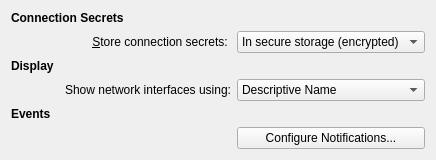
Above: settings/config/othersettings.ui from netrunner-debian-kde-extras/networkmanagement before the change. Below: the same form after it.
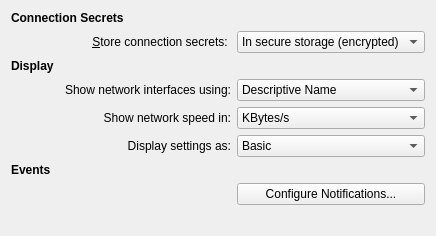
That is the form after the change.

```diff
--- a/settings/config/othersettings.ui
+++ b/settings/config/othersettings.ui
@@ -7,7 +7,7 @@
     <x>0</x>
     <y>0</y>
     <width>436</width>
-    <height>148</height>
+    <height>180</height>
    </rect>
   </property>
   <layout class="QGridLayout" name="gridLayout">
@@ -94,21 +94,45 @@
      </item>
     </widget>
    </item>
-   <item row="4" column="0">
+   <item row="4" column="0" colspan="2">
+    <widget class="QLabel" name="networkSpeedLabel">
+     <property name="text">
+      <string>Show network speed in:</string>
+     </property>
+     <property name="alignment">
+      <set>Qt::AlignRight|Qt::AlignTrailing|Qt::AlignVCenter</set>
+     </property>
+    </widget>
+   </item>
+   <item row="4" column="2">
+    <widget class="QComboBox" name="kcfg_NetworkSpeedUnit">
+     <item>
+      <property name="text">
+       <string>KBytes/s</string>
+      </property>
+     </item>
+     <item>
+      <property name="text">
+       <string>KBits/s</string>
+      </property>
+     </item>
+    </widget>
+   </item>
+   <item row="6" column="0">
     <widget class="QLabel" name="label_5">
      <property name="text">
       <string>&lt;b&gt;Events&lt;/b&gt;</string>
      </property>
     </widget>
    </item>
-   <item row="5" column="2">
+   <item row="7" column="2">
     <widget class="QPushButton" name="notificationsButton">
      <property name="text">
       <string>Configure Notifications...</string>
      </property>
     </widget>
    </item>
-   <item row="6" column="1">
+   <item row="8" column="1">
     <spacer name="verticalSpacer">
      <property name="orientation">
       <enum>Qt::Vertical</enum>
@@ -121,6 +145,33 @@
      </property>
     </spacer>
    </item>
+   <item row="9" column="0">
+    <widget class="QLabel" name="lblVersion"/>
+   </item>
+   <item row="5" column="0" colspan="2">
+    <widget class="QLabel" name="label">
+     <property name="text">
+      <string>Display settings as:</string>
+     </property>
+     <property name="alignment">
+      <set>Qt::AlignRight|Qt::AlignTrailing|Qt::AlignVCenter</set>
+     </property>
+    </widget>
+   </item>
+   <item row="5" column="2">
+    <widget class="QComboBox" name="kcfg_ShowAdvancedSettings">
+     <item>
+      <property name="text">
+       <string>Basic</string>
+      </property>
+     </item>
+     <item>
+      <property name="text">
+       <string>Advanced</string>
+      </property>
+     </item>
+    </widget>
+   </item>
   </layout>
  </widget>
  <resources/>
```
